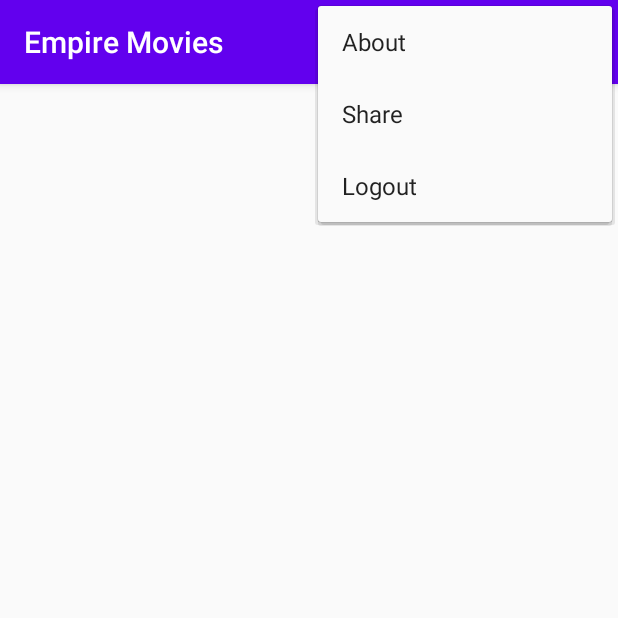
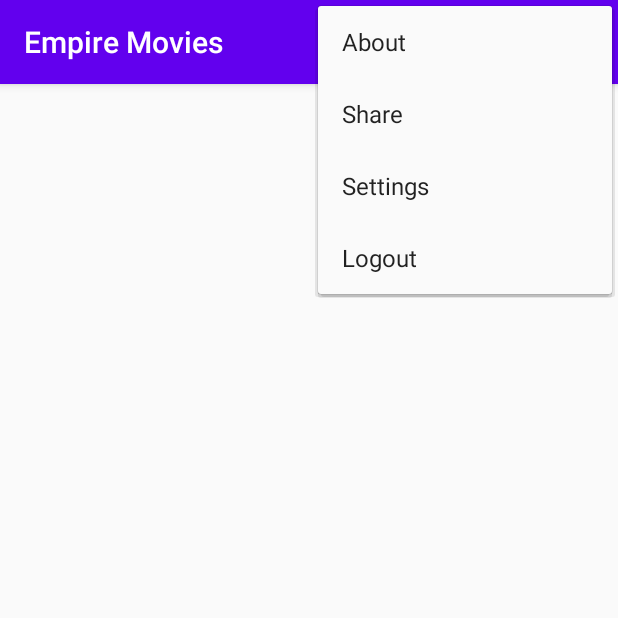
Before and after one commit to daniel-waiguru/RWAndroidBootcampSummer2020, an Android app: the MovieFragment screen opened through its navigation route, with the options menu open, on a phone screen of 412 x 824 dp, the top half of it. Run offline under Robolectric (Android 15) with nearby library versions, the phone set to English and light mode, and no system bars; our stand-ins replace Picasso, Room's generated code; pictures from the network do not load; 1 statement that could not run was skipped.

Commit message:
Added settings preference screen

```diff
--- a/Week04/MoviesApp/app/build.gradle
+++ b/Week04/MoviesApp/app/build.gradle
@@ -32,6 +32,9 @@ android {
     compileOptions{
         sourceCompatibility JavaVersion.VERSION_1_8
         targetCompatibility JavaVersion.VERSION_1_8
+    }
+    kotlinOptions {
+        jvmTarget = JavaVersion.VERSION_1_8.toString()
     }
 }
 
@@ -80,4 +83,5 @@ dependencies {
     implementation 'com.squareup.retrofit2:converter-moshi:2.9.0'
     //WorkManager
     implementation "android.arch.work:work-runtime-ktx:1.0.1"
+    implementation "androidx.work:work-runtime-ktx:2.3.4"
 }
--- a/Week04/MoviesApp/app/src/main/AndroidManifest.xml
+++ b/Week04/MoviesApp/app/src/main/AndroidManifest.xml
@@ -4,6 +4,7 @@
 
     <uses-permission android:name="android.permission.ACCESS_NETWORK_STATE" />
     <uses-permission android:name="android.permission.INTERNET" />
+
     <application
         android:name=".MovieApp"
         android:allowBackup="true"
@@ -12,6 +13,9 @@
         android:roundIcon="@mipmap/ic_launcher_round"
         android:supportsRtl="true"
         android:theme="@style/AppTheme">
+        <activity
+            android:name=".ui.settings.SettingsActivity"
+            android:label="@string/title_activity_settings"></activity>
         <activity android:name=".ui.main.MainActivity">
             <intent-filter>
                 <action android:name="android.intent.action.MAIN" />
--- a/Week04/MoviesApp/app/src/main/java/tech/danielwaiguru/moviesapp/MovieApp.kt
+++ b/Week04/MoviesApp/app/src/main/java/tech/danielwaiguru/moviesapp/MovieApp.kt
@@ -37,7 +37,7 @@ class MovieApp: Application() {
             .setRequiredNetworkType(NetworkType.CONNECTED)
             .build()
         val syncMoviesWorker =
-            PeriodicWorkRequestBuilder<SyncMoviesWorker>(1, TimeUnit.HOURS)
+            PeriodicWorkRequestBuilder<SyncMoviesWorker>(20, TimeUnit.MINUTES)
                 .setConstraints(constraints)
                 .build()
         val workManager = WorkManager.getInstance(this)
--- a/Week04/MoviesApp/app/src/main/java/tech/danielwaiguru/moviesapp/worker/SyncMoviesWorker.kt
+++ b/Week04/MoviesApp/app/src/main/java/tech/danielwaiguru/moviesapp/worker/SyncMoviesWorker.kt
@@ -12,7 +12,7 @@ import tech.danielwaiguru.moviesapp.models.Success
 class SyncMoviesWorker(context: Context, workerParameters: WorkerParameters):
     CoroutineWorker(context, workerParameters) {
     companion object{
-        const val WORK_NAME = "tech.danielwaiguru.moviesapp.worker.SyncMoviesWorker"
+        const val WORK_NAME = "SyncMoviesWorker"
     }
     private val remoteApi by lazy { MovieApp.remoteApi }
     private val movieDao by lazy {
--- a/Week04/MoviesApp/app/src/main/res/layout/movie_item_view_holder.xml
+++ b/Week04/MoviesApp/app/src/main/res/layout/movie_item_view_holder.xml
@@ -31,6 +31,7 @@
             android:layout_width="wrap_content"
             android:layout_height="wrap_content"
             android:layout_marginTop="8dp"
+            android:textStyle="bold"
             app:layout_constraintStart_toStartOf="parent"
             app:layout_constraintEnd_toEndOf="parent"
             app:layout_constraintTop_toBottomOf="@id/posterImageView"
--- a/Week04/MoviesApp/app/src/main/res/menu-v26/main_menu.xml
+++ b/Week04/MoviesApp/app/src/main/res/menu-v26/main_menu.xml
@@ -11,7 +11,11 @@
         android:title="@string/share"
         app:showAsAction="never"
         android:contentDescription="@string/share_the_app_with_friends_and_family"/>
-
+    <item android:id="@+id/action_settings"
+        android:title="@string/settings"
+        app:showAsAction="never"
+        android:contentDescription="@string/appsettings"
+        />
     <item android:id="@+id/action_logout"
         android:title="@string/logout"
         app:showAsAction="never"
--- a/Week04/MoviesApp/app/src/main/res/menu/main_menu.xml
+++ b/Week04/MoviesApp/app/src/main/res/menu/main_menu.xml
@@ -17,6 +17,11 @@
         app:showAsAction="never"
         android:contentDescription="@string/logout_option"
         />
+    <item android:id="@+id/action_settings"
+        android:title="@string/settings"
+        app:showAsAction="never"
+        android:contentDescription="@string/appsettings"
+        />
     <item android:id="@+id/action_search"
         android:icon="@drawable/ic_search"
         app:showAsAction="ifRoom"
--- a/Week04/MoviesApp/app/src/main/res/navigation/nav_graph.xml
+++ b/Week04/MoviesApp/app/src/main/res/navigation/nav_graph.xml
@@ -23,16 +23,7 @@
         android:label="fragment_details"
         tools:layout="@layout/fragment_details" >
         <argument
-            android:name="title"
-            app:argType="string" />
-        <argument
-            android:name="date"
-            app:argType="string" />
-        <argument
-            android:name="desc"
-            app:argType="string" />
-        <argument
-            android:name="poster"
+            android:name="movieId"
             app:argType="integer" />
     </fragment>
     <fragment
```
Also changed, not shown: Week04/MoviesApp/app/src/main/java/tech/danielwaiguru/moviesapp/ui/main/MainActivity.kt (+8 -1 lines), Week04/MoviesApp/app/src/main/java/tech/danielwaiguru/moviesapp/ui/settings/SettingsActivity.kt (added, +37 -0 lines), Week04/MoviesApp/app/src/main/res/layout/settings_activity.xml (added, +9 -0 lines), Week04/MoviesApp/app/src/main/res/values/arrays.xml (added, +12 -0 lines), Week04/MoviesApp/app/src/main/res/values/strings.xml (+16 -0 lines), Week04/MoviesApp/app/src/main/res/xml/root_preferences.xml (added, +50 -0 lines).
